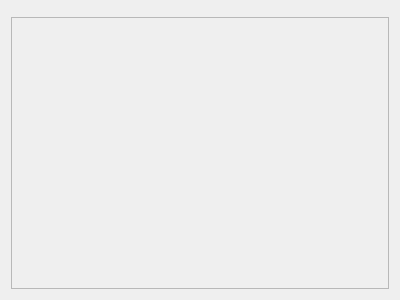
Qt form ChartWidget/ChartManagerWidget.ui (suncaiyu/Custom_QChart) before a commit.
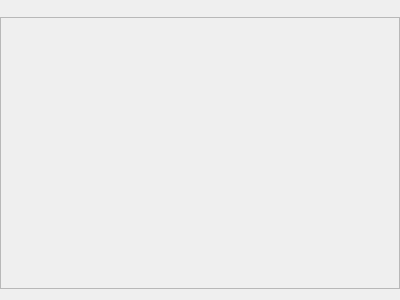
The same form after that commit.

```diff
--- a/ChartWidget/ChartManagerWidget.ui
+++ b/ChartWidget/ChartManagerWidget.ui
@@ -14,6 +14,12 @@
    <string>111</string>
   </property>
   <layout class="QVBoxLayout" name="verticalLayout">
+   <property name="leftMargin">
+    <number>0</number>
+   </property>
+   <property name="rightMargin">
+    <number>0</number>
+   </property>
    <item>
     <widget class="QWidget" name="timeWidget" native="true">
      <layout class="QVBoxLayout" name="verticalLayout_3">
@@ -42,7 +48,7 @@
        <rect>
         <x>0</x>
         <y>0</y>
-        <width>380</width>
+        <width>398</width>
         <height>274</height>
        </rect>
       </property>
@@ -50,9 +56,15 @@
        <property name="leftMargin">
         <number>0</number>
        </property>
+       <property name="topMargin">
+        <number>0</number>
+       </property>
        <property name="rightMargin">
         <number>0</number>
        </property>
+       <property name="bottomMargin">
+        <number>0</number>
+       </property>
        <item>
         <widget class="QWidget" name="widget" native="true"/>
        </item>
```
